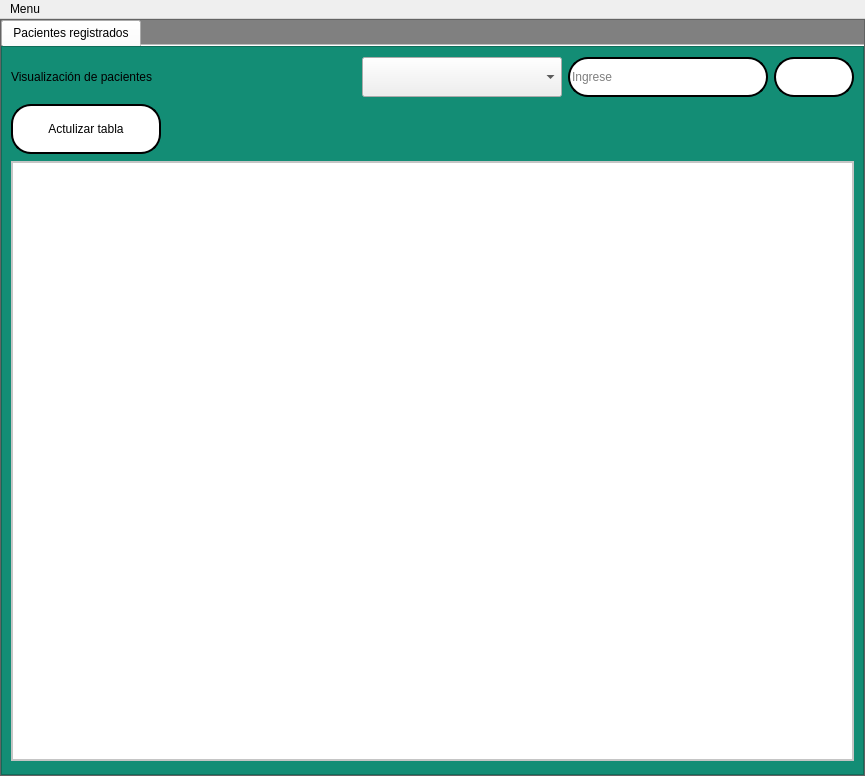
Above: interfaces/paciente_view.ui from Reinaldito04/App-Consultas-y-Historias-Medicas before the change. Below: the same form after it.
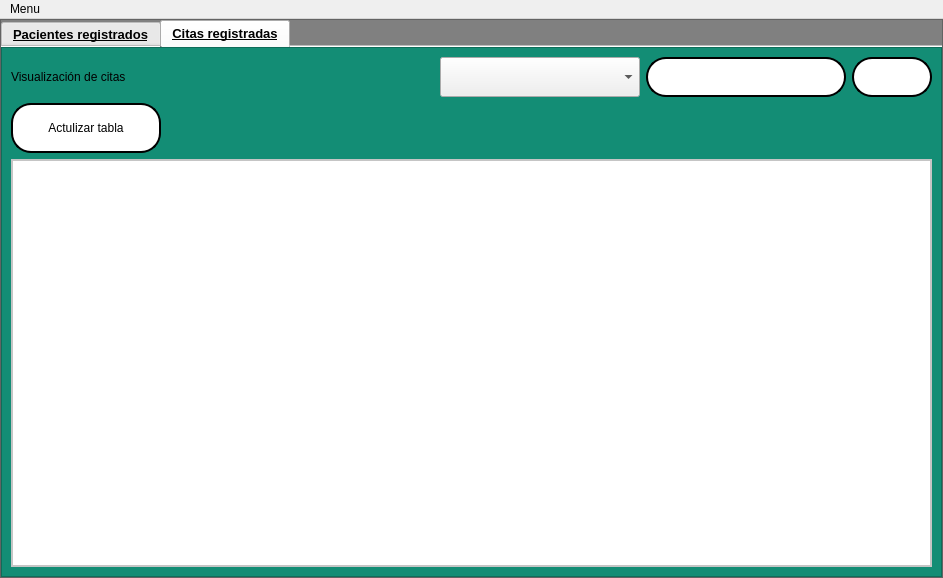
That is the form after the change. Icons and pictures are not drawn.

Commit message: Ajuste de controles en regitro de pacientes, imagenes en carpeta de elemetos y form parala visualizacion de pacientes y citas

The edit to the form file:
```diff
--- a/interfaces/paciente_view.ui
+++ b/interfaces/paciente_view.ui
@@ -6,8 +6,8 @@
    <rect>
     <x>0</x>
     <y>0</y>
-    <width>865</width>
-    <height>776</height>
+    <width>943</width>
+    <height>578</height>
    </rect>
   </property>
   <property name="windowTitle">
@@ -61,8 +61,16 @@
        </property>
        <item>
         <widget class="QTabWidget" name="tabWidget">
+         <property name="font">
+          <font>
+           <pointsize>10</pointsize>
+           <weight>75</weight>
+           <bold>true</bold>
+           <underline>true</underline>
+          </font>
+         </property>
          <property name="currentIndex">
-          <number>0</number>
+          <number>1</number>
          </property>
          <property name="documentMode">
           <bool>true</bool>
@@ -210,7 +218,7 @@
                    <number>20</number>
                   </property>
                   <property name="placeholderText">
-                   <string>Ingrese</string>
+                   <string/>
                   </property>
                  </widget>
                 </item>
@@ -298,18 +306,6 @@
               </item>
               <item>
                <widget class="QFrame" name="frame_3">
-                <property name="minimumSize">
-                 <size>
-                  <width>0</width>
-                  <height>600</height>
-                 </size>
-                </property>
-                <property name="maximumSize">
-                 <size>
-                  <width>16777215</width>
-                  <height>600</height>
-                 </size>
-                </property>
                 <property name="styleSheet">
                  <string notr="true">QFrame{
 	background-color: rgb(255, 255, 255);
@@ -348,6 +344,275 @@
            </item>
           </layout>
          </widget>
+         <widget class="QWidget" name="tab_2">
+          <attribute name="title">
+           <string>Citas registradas</string>
+          </attribute>
+          <layout class="QVBoxLayout" name="verticalLayout_8">
+           <property name="spacing">
+            <number>0</number>
+           </property>
+           <property name="leftMargin">
+            <number>0</number>
+           </property>
+           <property name="topMargin">
+            <number>0</number>
+           </property>
+           <property name="rightMargin">
+            <number>0</number>
+           </property>
+           <property name="bottomMargin">
+            <number>0</number>
+           </property>
+           <item>
+            <widget class="QFrame" name="frame_4">
+             <property name="styleSheet">
+              <string notr="true">QFrame{
+background-color:#138D75;
+	font: 12pt &quot;Microsoft Sans Serif&quot;;
+}
+QTableWidget{
+color:rgb(0,0,0);
+gridline-color:rgb(0,206,151);
+font-size:12pt;
+}
+QHeaderView::section{
+background-color:rgb(0,206,151);
+border:1px solid rgb(0,0,0);
+font-size:12pt;
+}
+QTbaleWidget QTableCornerButton::section{
+background-color:rgb(0,0,0);
+border:1px solid  rgb(0,206,151);
+}
+QLineEdit{
+border:2px solid rgb(0,0,0);
+border-radius:20px;
+	font: 12pt &quot;Microsoft Sans Serif&quot;;
+	background-color: rgb(255, 255, 255);
+}
+QPushButton{
+border-radius:20px;
+border:2px solid rgb(0,0,0);
+background-color:white;
+}
+QPushButton:hover{
+	background-color:#CB4335;
+}
+QTextEdit{
+border:4px solid rgb(0,0,0);
+border-radius:20px;
+	font: 12pt &quot;Microsoft Sans Serif&quot;;
+	background-color: rgb(255, 255, 255);
+}
+QLabel{
+	
+	font: 12pt &quot;Microsoft Sans Serif&quot;;
+}
+</string>
+             </property>
+             <property name="frameShape">
+              <enum>QFrame::StyledPanel</enum>
+             </property>
+             <property name="frameShadow">
+              <enum>QFrame::Raised</enum>
+             </property>
+             <layout class="QVBoxLayout" name="verticalLayout_6">
+              <item>
+               <layout class="QHBoxLayout" name="horizontalLayout_2">
+                <item>
+                 <widget class="QLabel" name="label_2">
+                  <property name="text">
+                   <string>Visualización de citas</string>
+                  </property>
+                 </widget>
+                </item>
+                <item>
+                 <spacer name="horizontalSpacer_3">
+                  <property name="orientation">
+                   <enum>Qt::Horizontal</enum>
+                  </property>
+                  <property name="sizeHint" stdset="0">
+                   <size>
+                    <width>40</width>
+                    <height>20</height>
+                   </size>
+                  </property>
+                 </spacer>
+                </item>
+                <item>
+                 <widget class="QComboBox" name="filtro_cita">
+                  <property name="minimumSize">
+                   <size>
+                    <width>200</width>
+                    <height>40</height>
+                   </size>
+                  </property>
+                  <property name="maximumSize">
+                   <size>
+                    <width>200</width>
+                    <height>40</height>
+                   </size>
+                  </property>
+                  <property name="font">
+                   <font>
+                    <pointsize>10</pointsize>
+                    <weight>75</weight>
+                    <bold>true</bold>
+                   </font>
+                  </property>
+                 </widget>
+                </item>
+                <item>
+                 <widget class="QLineEdit" name="in_buscar_cita">
+                  <property name="minimumSize">
+                   <size>
+                    <width>200</width>
+                    <height>40</height>
+                   </size>
+                  </property>
+                  <property name="maximumSize">
+                   <size>
+                    <width>200</width>
+                    <height>40</height>
+                   </size>
+                  </property>
+                  <property name="inputMask">
+                   <string/>
+                  </property>
+                  <property name="text">
+                   <string/>
+                  </property>
+                  <property name="maxLength">
+                   <number>20</number>
+                  </property>
+                  <property name="placeholderText">
+                   <string/>
+                  </property>
+                 </widget>
+                </item>
+                <item>
+                 <widget class="QPushButton" name="bt_buscar_cita">
+                  <property name="minimumSize">
+                   <size>
+                    <width>80</width>
+                    <height>40</height>
+                   </size>
+                  </property>
+                  <property name="maximumSize">
+                   <size>
+                    <width>80</width>
+                    <height>40</height>
+                   </size>
+                  </property>
+                  <property name="text">
+                   <string/>
+                  </property>
+                  <property name="icon">
+                   <iconset>
+                    <normaloff>ELEMENTOS GRAFICOS/buscar.png</normaloff>ELEMENTOS GRAFICOS/buscar.png</iconset>
+                  </property>
+                  <property name="iconSize">
+                   <size>
+                    <width>30</width>
+                    <height>30</height>
+                   </size>
+                  </property>
+                 </widget>
+                </item>
+               </layout>
+              </item>
+              <item>
+               <layout class="QHBoxLayout" name="horizontalLayout_4">
+                <item>
+                 <widget class="QPushButton" name="bt_act_2">
+                  <property name="minimumSize">
+                   <size>
+                    <width>150</width>
+                    <height>50</height>
+                   </size>
+                  </property>
+                  <property name="maximumSize">
+                   <size>
+                    <width>150</width>
+                    <height>50</height>
+                   </size>
+                  </property>
+                  <property name="font">
+                   <font>
+                    <pointsize>9</pointsize>
+                   </font>
+                  </property>
+                  <property name="text">
+                   <string>Actulizar tabla</string>
+                  </property>
+                  <property name="icon">
+                   <iconset>
+                    <normaloff>ELEMENTOS GRAFICOS/actualizar.png</normaloff>ELEMENTOS GRAFICOS/actualizar.png</iconset>
+                  </property>
+                  <property name="iconSize">
+                   <size>
+                    <width>30</width>
+                    <height>30</height>
+                   </size>
+                  </property>
+                 </widget>
+                </item>
+                <item>
+                 <spacer name="horizontalSpacer_4">
+                  <property name="orientation">
+                   <enum>Qt::Horizontal</enum>
+                  </property>
+                  <property name="sizeHint" stdset="0">
+                   <size>
+                    <width>40</width>
+                    <height>20</height>
+                   </size>
+                  </property>
+                 </spacer>
+                </item>
+               </layout>
+              </item>
+              <item>
+               <widget class="QFrame" name="frame_5">
+                <property name="styleSheet">
+                 <string notr="true">QFrame{
+	background-color: rgb(255, 255, 255);
+}</string>
+                </property>
+                <property name="frameShape">
+                 <enum>QFrame::StyledPanel</enum>
+                </property>
+                <property name="frameShadow">
+                 <enum>QFrame::Raised</enum>
+                </property>
+                <layout class="QVBoxLayout" name="verticalLayout_7">
+                 <property name="spacing">
+                  <number>0</number>
+                 </property>
+                 <property name="leftMargin">
+                  <number>0</number>
+                 </property>
+                 <property name="topMargin">
+                  <number>0</number>
+                 </property>
+                 <property name="rightMargin">
+                  <number>0</number>
+                 </property>
+                 <property name="bottomMargin">
+                  <number>0</number>
+                 </property>
+                 <item>
+                  <widget class="QTableWidget" name="tabla_p_2"/>
+                 </item>
+                </layout>
+               </widget>
+              </item>
+             </layout>
+            </widget>
+           </item>
+          </layout>
+         </widget>
         </widget>
        </item>
       </layout>
@@ -360,7 +625,7 @@
     <rect>
      <x>0</x>
      <y>0</y>
-     <width>865</width>
+     <width>943</width>
      <height>21</height>
     </rect>
    </property>
```
Left out of the diff: 6 changed lines with no effect on the pictures. The commit also changes 6 other files.
